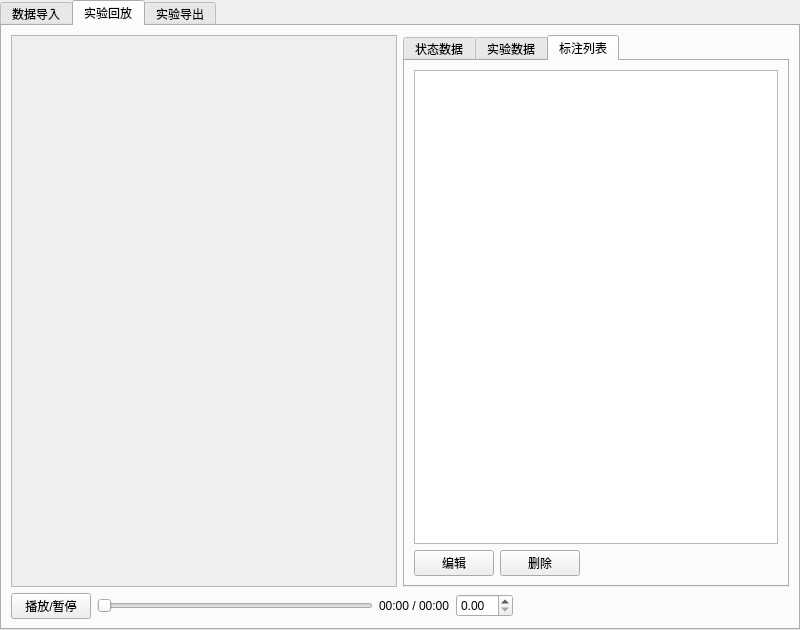
The window that mainwindow.ui (concrettojava/completeApp) describes before a commit, drawn with Qt 5.
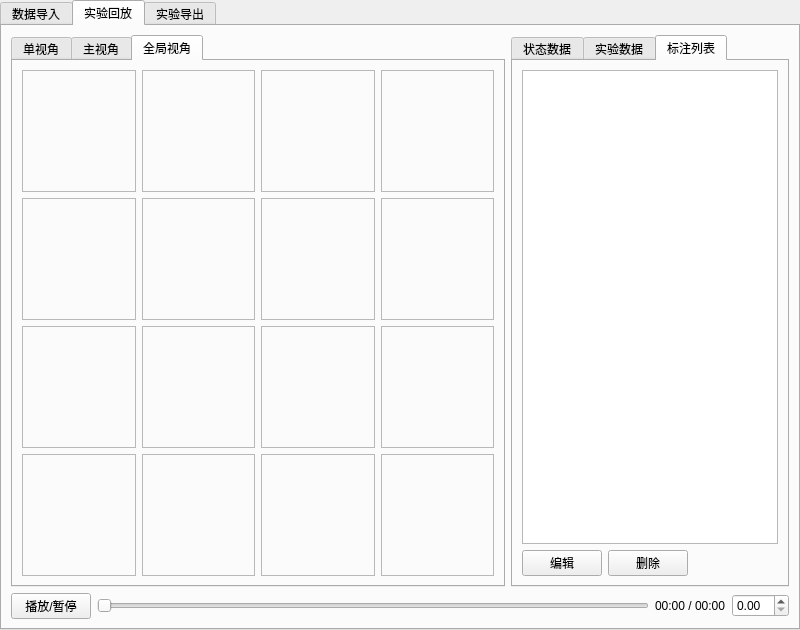
The same window after the commit. The open tabs and pages were chosen to show the change.

Commit message: 设置了多个视角tab

Diff of the .ui file:
```diff
--- a/mainwindow.ui
+++ b/mainwindow.ui
@@ -181,29 +181,264 @@
             <property name="spacing">
              <number>5</number>
             </property>
-            <item>
-             <widget class="QScrollArea" name="scroll_video">
-              <property name="widgetResizable">
-               <bool>true</bool>
-              </property>
-              <widget class="QWidget" name="scroll_video_content">
-               <property name="geometry">
-                <rect>
-                 <x>0</x>
-                 <y>0</y>
-                 <width>466</width>
-                 <height>491</height>
-                </rect>
-               </property>
-              </widget>
-             </widget>
-            </item>
            </layout>
           </item>
+          <item>
+           <widget class="QTabWidget" name="videoArea">
+            <property name="currentIndex">
+             <number>0</number>
+            </property>
+            <widget class="QWidget" name="tab">
+             <attribute name="title">
+              <string>单视角</string>
+             </attribute>
+             <layout class="QVBoxLayout" name="verticalLayout">
+              <item>
+               <widget class="QFrame" name="frame">
+                <property name="frameShape">
+                 <enum>QFrame::StyledPanel</enum>
+                </property>
+                <property name="frameShadow">
+                 <enum>QFrame::Raised</enum>
+                </property>
+               </widget>
+              </item>
+             </layout>
+            </widget>
+            <widget class="QWidget" name="tab_2">
+             <attribute name="title">
+              <string>主视角</string>
+             </attribute>
+             <layout class="QVBoxLayout" name="verticalLayout_2">
+              <item>
+               <layout class="QGridLayout" name="gridLayout">
+                <item row="0" column="0">
+                 <widget class="QFrame" name="frame_2">
+                  <property name="frameShape">
+                   <enum>QFrame::StyledPanel</enum>
+                  </property>
+                  <property name="frameShadow">
+                   <enum>QFrame::Raised</enum>
+                  </property>
+                 </widget>
+                </item>
+                <item row="0" column="1">
+                 <widget class="QFrame" name="frame_3">
+                  <property name="frameShape">
+                   <enum>QFrame::StyledPanel</enum>
+                  </property>
+                  <property name="frameShadow">
+                   <enum>QFrame::Raised</enum>
+                  </property>
+                 </widget>
+                </item>
+                <item row="1" column="0">
+                 <widget class="QFrame" name="frame_4">
+                  <property name="frameShape">
+                   <enum>QFrame::StyledPanel</enum>
+                  </property>
+                  <property name="frameShadow">
+                   <enum>QFrame::Raised</enum>
+                  </property>
+                 </widget>
+                </item>
+                <item row="1" column="1">
+                 <widget class="QFrame" name="frame_5">
+                  <property name="frameShape">
+                   <enum>QFrame::StyledPanel</enum>
+                  </property>
+                  <property name="frameShadow">
+                   <enum>QFrame::Raised</enum>
+                  </property>
+                 </widget>
+                </item>
+               </layout>
+              </item>
+             </layout>
+            </widget>
+            <widget class="QWidget" name="tab_3">
+             <attribute name="title">
+              <string>全局视角</string>
+             </attribute>
+             <layout class="QVBoxLayout" name="verticalLayout_3">
+              <item>
+               <layout class="QGridLayout" name="gridLayout_2">
+                <item row="0" column="0">
+                 <widget class="QFrame" name="frame_6">
+                  <property name="frameShape">
+                   <enum>QFrame::StyledPanel</enum>
+                  </property>
+                  <property name="frameShadow">
+                   <enum>QFrame::Raised</enum>
+                  </property>
+                 </widget>
+                </item>
+                <item row="0" column="1">
+                 <widget class="QFrame" name="frame_7">
+                  <property name="frameShape">
+                   <enum>QFrame::StyledPanel</enum>
+                  </property>
+                  <property name="frameShadow">
+                   <enum>QFrame::Raised</enum>
+                  </property>
+                 </widget>
+                </item>
+                <item row="0" column="2">
+                 <widget class="QFrame" name="frame_8">
+                  <property name="frameShape">
+                   <enum>QFrame::StyledPanel</enum>
+                  </property>
+                  <property name="frameShadow">
+                   <enum>QFrame::Raised</enum>
+                  </property>
+                 </widget>
+                </item>
+                <item row="0" column="3">
+                 <widget class="QFrame" name="frame_9">
+                  <property name="frameShape">
+                   <enum>QFrame::StyledPanel</enum>
+                  </property>
+                  <property name="frameShadow">
+                   <enum>QFrame::Raised</enum>
+                  </property>
+                 </widget>
+                </item>
+                <item row="1" column="0">
+                 <widget class="QFrame" name="frame_10">
+                  <property name="frameShape">
+                   <enum>QFrame::StyledPanel</enum>
+                  </property>
+                  <property name="frameShadow">
+                   <enum>QFrame::Raised</enum>
+                  </property>
+                 </widget>
+                </item>
+                <item row="1" column="1">
+                 <widget class="QFrame" name="frame_13">
+                  <property name="frameShape">
+                   <enum>QFrame::StyledPanel</enum>
+                  </property>
+                  <property name="frameShadow">
+                   <enum>QFrame::Raised</enum>
+                  </property>
+                 </widget>
+                </item>
+                <item row="1" column="2">
+                 <widget class="QFrame" name="frame_12">
+                  <property name="frameShape">
+                   <enum>QFrame::StyledPanel</enum>
+                  </property>
+                  <property name="frameShadow">
+                   <enum>QFrame::Raised</enum>
+                  </property>
+                 </widget>
+                </item>
+                <item row="1" column="3">
+                 <widget class="QFrame" name="frame_11">
+                  <property name="frameShape">
+                   <enum>QFrame::StyledPanel</enum>
+                  </property>
+                  <property name="frameShadow">
+                   <enum>QFrame::Raised</enum>
+                  </property>
+                 </widget>
+                </item>
+                <item row="2" column="0">
+                 <widget class="QFrame" name="frame_14">
+                  <property name="frameShape">
+                   <enum>QFrame::StyledPanel</enum>
+                  </property>
+                  <property name="frameShadow">
+                   <enum>QFrame::Raised</enum>
+                  </property>
+                 </widget>
+                </item>
+                <item row="2" column="1">
+                 <widget class="QFrame" name="frame_17">
+                  <property name="frameShape">
+                   <enum>QFrame::StyledPanel</enum>
+                  </property>
+                  <property name="frameShadow">
+                   <enum>QFrame::Raised</enum>
+                  </property>
+                 </widget>
+                </item>
+                <item row="2" column="2">
+                 <widget class="QFrame" name="frame_16">
+                  <property name="frameShape">
+                   <enum>QFrame::StyledPanel</enum>
+                  </property>
+                  <property name="frameShadow">
+                   <enum>QFrame::Raised</enum>
+                  </property>
+                 </widget>
+                </item>
+                <item row="2" column="3">
+                 <widget class="QFrame" name="frame_15">
+                  <property name="frameShape">
+                   <enum>QFrame::StyledPanel</enum>
+                  </property>
+                  <property name="frameShadow">
+                   <enum>QFrame::Raised</enum>
+                  </property>
+                 </widget>
+                </item>
+                <item row="3" column="0">
+                 <widget class="QFrame" name="frame_18">
+                  <property name="frameShape">
+                   <enum>QFrame::StyledPanel</enum>
+                  </property>
+                  <property name="frameShadow">
+                   <enum>QFrame::Raised</enum>
+                  </property>
+                 </widget>
+                </item>
+                <item row="3" column="1">
+                 <widget class="QFrame" name="frame_21">
+                  <property name="frameShape">
+                   <enum>QFrame::StyledPanel</enum>
+                  </property>
+                  <property name="frameShadow">
+                   <enum>QFrame::Raised</enum>
+                  </property>
+                 </widget>
+                </item>
+                <item row="3" column="2">
+                 <widget class="QFrame" name="frame_20">
+                  <property name="frameShape">
+                   <enum>QFrame::StyledPanel</enum>
+                  </property>
+                  <property name="frameShadow">
+                   <enum>QFrame::Raised</enum>
+                  </property>
+                 </widget>
+                </item>
+                <item row="3" column="3">
+                 <widget class="QFrame" name="frame_19">
+                  <property name="frameShape">
+                   <enum>QFrame::StyledPanel</enum>
+                  </property>
+                  <property name="frameShadow">
+                   <enum>QFrame::Raised</enum>
+                  </property>
+                 </widget>
+                </item>
+               </layout>
+              </item>
+             </layout>
+            </widget>
+           </widget>
+          </item>
           <item>
            <layout class="QVBoxLayout" name="data_panel_layout">
             <item>
              <widget class="QTabWidget" name="tab_data_panel">
+              <property name="sizePolicy">
+               <sizepolicy hsizetype="Preferred" vsizetype="Expanding">
+                <horstretch>0</horstretch>
+                <verstretch>0</verstretch>
+               </sizepolicy>
+              </property>
               <property name="currentIndex">
                <number>0</number>
               </property>
@@ -320,19 +555,6 @@
             <item>
              <widget class="QDoubleSpinBox" name="playSpeedControl"/>
             </item>
-            <item>
-             <spacer name="speed_spacer">
-              <property name="orientation">
-               <enum>Qt::Horizontal</enum>
-              </property>
-              <property name="sizeHint" stdset="0">
-               <size>
-                <width>40</width>
-                <height>20</height>
-               </size>
-              </property>
-             </spacer>
-            </item>
            </layout>
           </item>
          </layout>
```
Left out of the diff: 2 changed lines with no effect on the pictures. The commit also changes 1 other file.
